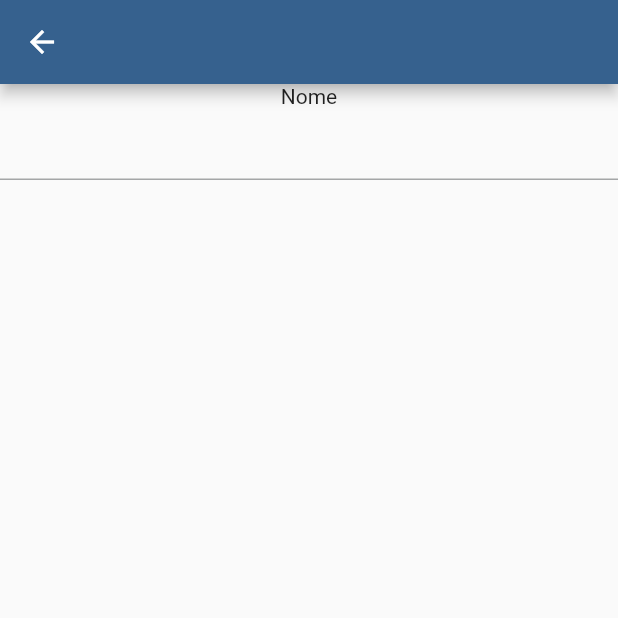
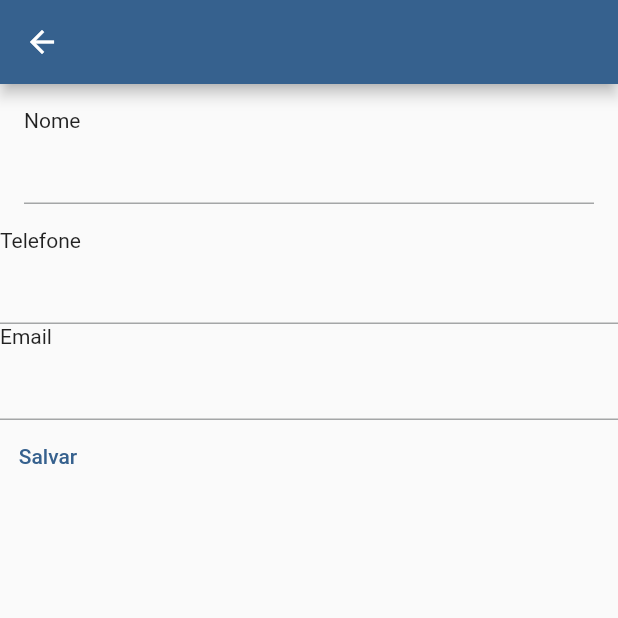
Before and after one commit to gabrielsoaressantos/exemplo-aula-flutter, a Flutter app: the ContactView screen opened by its route, on a phone screen of 412 x 824 dp, the top half of it. Run offline on Flutter 3.47's test engine with Material 2 defaults, Android fonts, the phone set to English and light mode, and no system bars; missing offline and left inert: dart:ffi.

```diff
--- a/lib/ui/contact_view.dart
+++ b/lib/ui/contact_view.dart
@@ -1,25 +1,106 @@
+import 'package:contatos/domain/contato.dart';
 import 'package:flutter/material.dart';
 
 class ContactView extends StatefulWidget {
   static const String route = "/contato";
 
+  const ContactView({super.key});
+
   @override
-  State<StatefulWidget> createState() => ContactViewState();
+  State<StatefulWidget> createState() => _ContactViewState();
 }
 
-class ContactViewState extends State<ContactView> {
+class _ContactViewState extends State<ContactView> {
+  final _nomeFieldController = TextEditingController();
+  final _phoneFieldController = TextEditingController();
+  final _emailFieldController = TextEditingController();
+
+  final formKey = GlobalKey<FormState>();
+
+  void salvar() {
+    if (!formKey.currentState!.validate()) {
+      ScaffoldMessenger.of(context)
+          .showSnackBar(const SnackBar(content: Text("Se ligue!")));
+      return;
+    }
+
+    var nome = _nomeFieldController.text;
+    var telefone = _phoneFieldController.text;
+    var email = _emailFieldController.text;
+
+    try {
+      var contato = Contato(
+        name: nome,
+        telefone: telefone == "" ? null : telefone,
+        email: email == "" ? null : email,
+      );
+    } on FormatException catch (e) {
+      buildMensagemDeErro(context) {
+        return AlertDialog(
+          title: const Text("Não é possível salvar"),
+          content: Text(e.message),
+          actions: [
+            TextButton(
+              onPressed: () {
+                Navigator.of(context).pop();
+              },
+              child: Text("OK"),
+            )
+          ],
+        );
+      }
+
+      showDialog(context: context, builder: buildMensagemDeErro);
+    }
+  }
+
   @override
   Widget build(BuildContext context) {
     return Scaffold(
       appBar: AppBar(),
-      body: Column(
-        children: [
-          Text("Nome"),
-          TextField(
-
-          ),
-
-        ],
+      body: Form(
+        key: formKey,
+        child: Column(
+          crossAxisAlignment: CrossAxisAlignment.start,
+          children: [
+            Padding(
+              padding: EdgeInsets.all(16),
+              child: Column(
+                crossAxisAlignment: CrossAxisAlignment.start,
+                children: [
+                  Text("Nome"),
+                  TextFormField(
+                    validator: (value) {
+                      if (value == "") {
+                        return "Digite um nome válido";
+                      }
+                      return null;
+                    },
+                    controller: _nomeFieldController,
+                  ),
+                ],
+              ),
+            ),
+            const Text("Telefone"),
+            TextFormField(
+              controller: _phoneFieldController,
+            ),
+            const Text("Email"),
+            TextFormField(
+              controller: _emailFieldController,
+              validator: (value) {
+                var regex = RegExp(r"[\w-\.]+@([\w-]+\.)+[\w-]{2,4}");
+                if (!regex.hasMatch(value!)){
+                  return "O formato correto de email é user@example.com";
+                }
+              },
+            ),
+            TextButton(
+              child: const Text("Salvar"),
+              onPressed: salvar,
+            )
+          ],
+        ),
       ),
     );
   }
--- a/lib/ui/home_view.dart
+++ b/lib/ui/home_view.dart
@@ -5,6 +5,7 @@ import 'package:contatos/ui/contact_view.dart';
 import 'package:flutter/material.dart';
 
 class HomeView extends StatefulWidget {
+  const HomeView({super.key});
 
   @override
   State<StatefulWidget> createState() => _HomeViewState();
```
